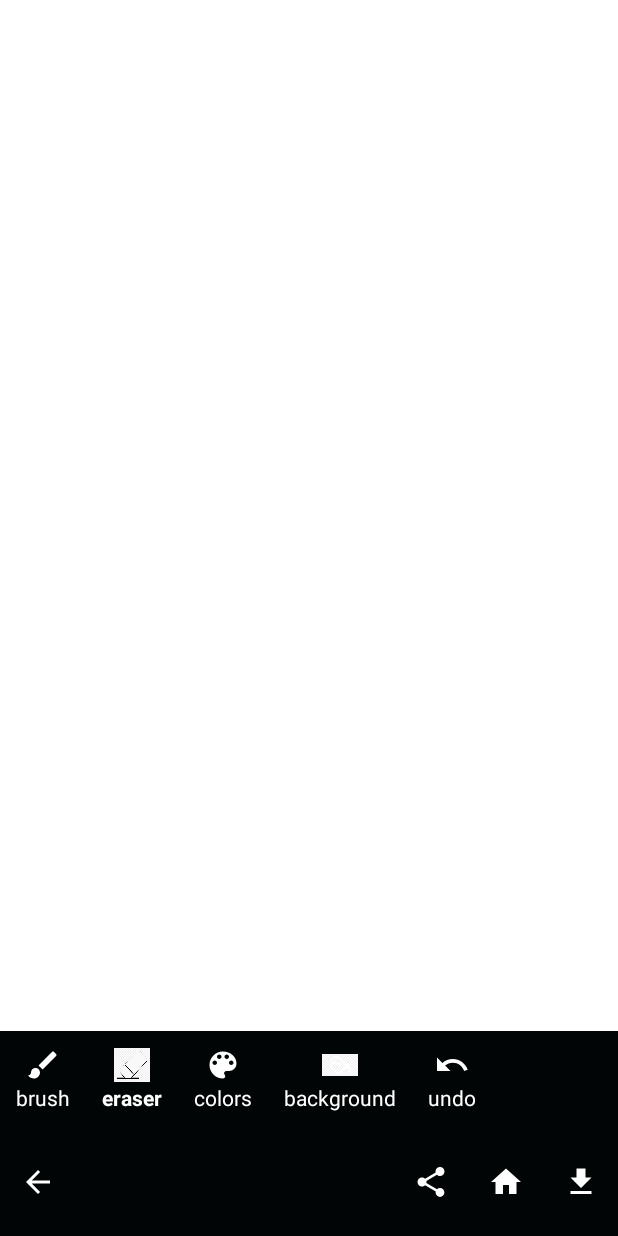
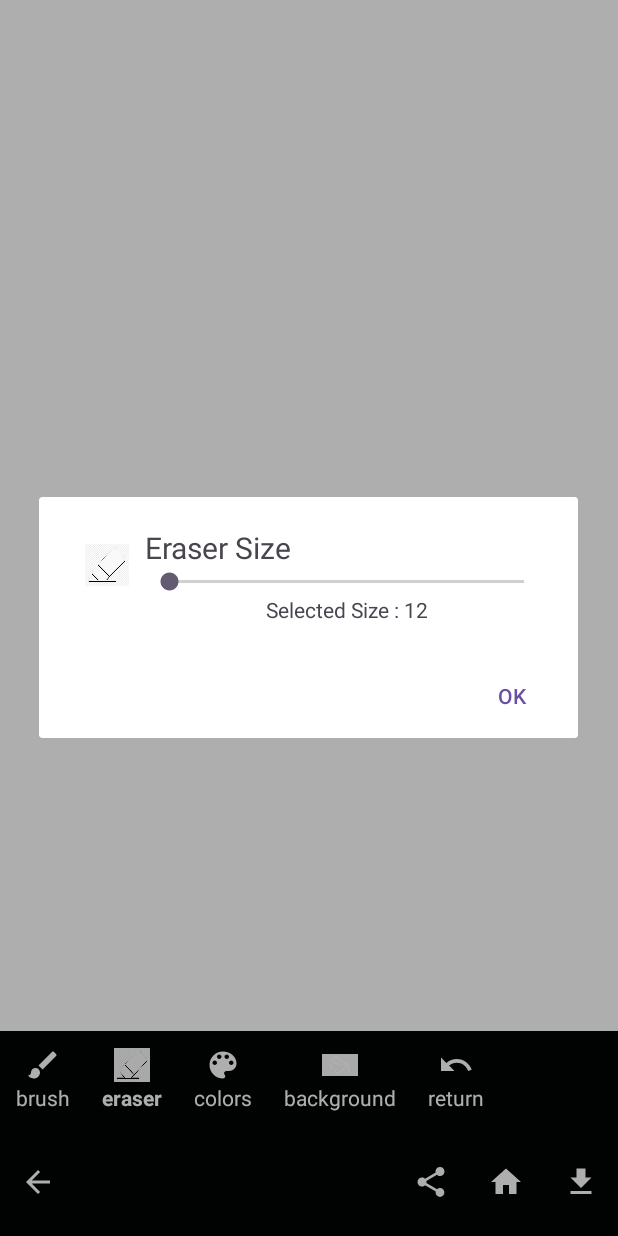
Before and after one commit to prateekaggarwal963/paint_app, an Android app: the MainActivity screen opened directly, with no data from a screen before it, after a tap on "eraser", on a phone screen of 412 x 824 dp. Run offline under Robolectric (Android 15) with nearby library versions, the phone set to English and light mode, and no system bars; libraries missing offline, so code that uses them is left out: com.flask.colorpicker; 1 other tap on this screen came first.

Commit message:
we had created functional properties like eraser,color,undo,background,brush

```diff
--- a/app/src/main/java/com/example/paintapp/MainActivity.java
+++ b/app/src/main/java/com/example/paintapp/MainActivity.java
@@ -1,20 +1,36 @@
 package com.example.paintapp;
 
+import androidx.appcompat.app.AlertDialog;
 import androidx.appcompat.app.AppCompatActivity;
 import androidx.recyclerview.widget.LinearLayoutManager;
 import androidx.recyclerview.widget.RecyclerView;
 
+import android.content.DialogInterface;
+import android.graphics.Color;
 import android.os.Bundle;
+import android.view.LayoutInflater;
 import android.view.View;
+import android.widget.ImageView;
+import android.widget.SeekBar;
+import android.widget.TextView;
 
 import com.example.paintapp.Interface.ToolsListener;
 import com.example.paintapp.adapters.ToolsAdapter;
+import com.example.paintapp.common.Common;
 import com.example.paintapp.model.ToolsItem;
+import com.example.paintapp.widget.PaintView;
+import com.flask.colorpicker.ColorPickerView;
+import com.flask.colorpicker.builder.ColorPickerClickListener;
+import com.flask.colorpicker.builder.ColorPickerDialogBuilder;
 
 import java.util.ArrayList;
 import java.util.List;
 
 public class MainActivity extends AppCompatActivity implements ToolsListener {
+
+    PaintView mPaintView;
+    int colorBackground, colorBrush;
+    int brushSize, eraserSize;
 
     @Override
     protected void onCreate(Bundle savedInstanceState) {
@@ -25,20 +41,24 @@ public class MainActivity extends AppCompatActivity implements ToolsListener {
     }
 
     private void initTools() {
+        colorBackground = Color.WHITE;
+        colorBrush = Color.BLACK;
+        eraserSize = brushSize = 12;
+        mPaintView = findViewById(R.id.paint_view);
         RecyclerView recyclerView = findViewById(R.id.recycle_view_tools);
         recyclerView.setHasFixedSize(true);
-        recyclerView.setLayoutManager(new LinearLayoutManager(this,RecyclerView.HORIZONTAL,false));
-        ToolsAdapter toolsAdapter = new ToolsAdapter(loadTools(),this);
+        recyclerView.setLayoutManager(new LinearLayoutManager(this, RecyclerView.HORIZONTAL, false));
+        ToolsAdapter toolsAdapter = new ToolsAdapter(loadTools(), this);
         recyclerView.setAdapter(toolsAdapter);
     }
 
     private List<ToolsItem> loadTools() {
         List<ToolsItem> result = new ArrayList<>();
-        result.add(new ToolsItem(R.drawable.baseline_brush_24,"brush"));
-        result.add(new ToolsItem(R.drawable.eraser,"eraser"));
-        result.add(new ToolsItem(R.drawable.baseline_palette_24,"colors"));
-        result.add(new ToolsItem(R.drawable.paint_bucket,"background"));
-        result.add(new ToolsItem(R.drawable.baseline_undo_24,"undo"));
+        result.add(new ToolsItem(R.drawable.baseline_brush_24, Common.BRUSH));
+        result.add(new ToolsItem(R.drawable.eraser, Common.ERASER));
+        result.add(new ToolsItem(R.drawable.baseline_palette_24, Common.COLORS));
+        result.add(new ToolsItem(R.drawable.paint_bucket, Common.BACKGROUND));
+        result.add(new ToolsItem(R.drawable.baseline_undo_24, Common.RETURN));
         return result;
     }
 
@@ -56,6 +76,106 @@ public class MainActivity extends AppCompatActivity implements ToolsListener {
 
     @Override
     public void onSelected(String name) {
+        switch (name) {
+            case Common.BRUSH:
+                mPaintView.desableEraser();
+                showDialogSize(false);
+                break;
+            case Common.ERASER:
+                mPaintView.enabledEraser();
+                showDialogSize(true);
+                break;
+            case Common.RETURN:
+                mPaintView.returnLastAction();
+                break;
+            case Common.BACKGROUND:
+                updateColor(name);
+                break;
+            case Common.COLORS:
+                updateColor(name);
+                break;
+        }
+    }
 
+    private void updateColor(String name) {
+        int color;
+        if (name.equals(Common.BACKGROUND)) {
+            color = colorBackground;
+        } else {
+            color = colorBrush;
+        }
+        ColorPickerDialogBuilder
+                .with(this)
+                .setTitle("Choose color")
+                .initialColor(color)
+                .wheelType(ColorPickerView.WHEEL_TYPE.FLOWER)
+                .density(12)
+                .setPositiveButton("OK", new ColorPickerClickListener() {
+                    @Override
+                    public void onClick(DialogInterface d, int lastSelectedColor, Integer[] allColors) {
+                        if (name.equals(Common.BACKGROUND)) {
+                            colorBackground = lastSelectedColor;
+                            mPaintView.setColorBackground(colorBackground);
+                        } else {
+                            colorBrush = lastSelectedColor;
+                            mPaintView.setBrushColor(colorBrush);
+                        }
+                    }
+                }).setNegativeButton("cancel", new DialogInterface.OnClickListener() {
+                    @Override
+                    public void onClick(DialogInterface dialogInterface, int i) {
+
+                    }
+                }).build().show();
+    }
+
+    private void showDialogSize(boolean isEraser) {
+        AlertDialog.Builder builder = new AlertDialog.Builder(this);
+        View view = LayoutInflater.from(this).inflate(R.layout.layout_dialog, null, false);
+        TextView toolsSelected = view.findViewById(R.id.status_tools_selected);
+        TextView statusSize = view.findViewById(R.id.status_size);
+        ImageView ivTools = view.findViewById(R.id.iv_tools);
+        SeekBar seekBar = view.findViewById(R.id.seekbar_size);
+        if (isEraser) {
+            toolsSelected.setText("Eraser Size");
+            ivTools.setImageResource(R.drawable.eraser);
+            statusSize.setText("Selected Size : " + eraserSize);
+        } else {
+            toolsSelected.setText("Brush Size");
+            ivTools.setImageResource(R.drawable.baseline_black_brush);
+            statusSize.setText("Selected Size : " + brushSize);
+        }
+        seekBar.setOnSeekBarChangeListener(new SeekBar.OnSeekBarChangeListener() {
+            @Override
+            public void onProgressChanged(SeekBar seekBar, int i, boolean b) {
+                if (isEraser) {
+                    eraserSize = i + 1;
+                    statusSize.setText("Selected Size : " + eraserSize);
+                    mPaintView.setSizeEraser(eraserSize);
+                } else {
+                    brushSize = i + 1;
+                    statusSize.setText("Selected Size : " + brushSize);
+                    mPaintView.setSizeBrush(brushSize);
+                }
+            }
+
+            @Override
+            public void onStartTrackingTouch(SeekBar seekBar) {
+
+            }
+
+            @Override
+            public void onStopTrackingTouch(SeekBar seekBar) {
+
+            }
+        });
+        builder.setPositiveButton("OK", new DialogInterface.OnClickListener() {
+            @Override
+            public void onClick(DialogInterface dialogInterface, int i) {
+                dialogInterface.dismiss();
+            }
+        });
+        builder.setView(view);
+        builder.show();
     }
 }
--- a/app/src/main/java/com/example/paintapp/widget/PaintView.java
+++ b/app/src/main/java/com/example/paintapp/widget/PaintView.java
@@ -72,7 +72,7 @@ public class PaintView extends View {
         this.sizeBrush = sizeBrush;
         mPaint.setStrokeWidth(toPx(this.sizeBrush));
     }
-    public void setBrudhColor(int color){
+    public void setBrushColor(int color){
         mPaint.setColor(color);
     }
     public void setSizeEraser(int s)
@@ -89,7 +89,7 @@ public class PaintView extends View {
         mPaint.setShader(null);
         mPaint.setMaskFilter(null);
     }
-    public void addLastAction(Bitmap bitmap)
+    public void                     addLastAction(Bitmap bitmap)
     {
         listAction.add(bitmap);
     }
@@ -124,6 +124,7 @@ public class PaintView extends View {
                 break;
             case MotionEvent.ACTION_UP:
                 touchUp();
+                addLastAction(getBitmap());
                 break;
         }
         return true;
--- /dev/null
+++ b/app/src/main/res/drawable/baseline_black_brush.xml
@@ -0,0 +1,5 @@
+<vector android:height="24dp" android:tint="#000000"
+    android:viewportHeight="24" android:viewportWidth="24"
+    android:width="24dp" xmlns:android="http://schemas.android.com/apk/res/android">
+    <path android:fillColor="@android:color/white" android:pathData="M7,14c-1.66,0 -3,1.34 -3,3 0,1.31 -1.16,2 -2,2 0.92,1.22 2.49,2 4,2 2.21,0 4,-1.79 4,-4 0,-1.66 -1.34,-3 -3,-3zM20.71,4.63l-1.34,-1.34c-0.39,-0.39 -1.02,-0.39 -1.41,0L9,12.25 11.75,15l8.96,-8.96c0.39,-0.39 0.39,-1.02 0,-1.41z"/>
+</vector>
--- /dev/null
+++ b/app/src/main/res/layout/layout_dialog.xml
@@ -0,0 +1,34 @@
+<?xml version="1.0" encoding="utf-8"?>
+<LinearLayout xmlns:android="http://schemas.android.com/apk/res/android"
+    android:layout_width="match_parent"
+    android:orientation="horizontal"
+    android:layout_height="match_parent"
+    android:padding="20sp">
+
+    <ImageView
+        android:layout_width="40dp"
+        android:layout_height="40dp"
+        android:padding="5dp"
+        android:layout_margin="5dp"
+        android:id="@+id/iv_tools"/>
+    <LinearLayout
+        android:layout_width="match_parent"
+        android:layout_height="wrap_content"
+        android:orientation="vertical">
+        <TextView
+            android:layout_width="match_parent"
+            android:layout_height="wrap_content"
+            android:textSize="20sp"
+            android:id="@+id/status_tools_selected"/>
+        <SeekBar
+            android:layout_width="match_parent"
+            android:layout_height="wrap_content"
+            android:id="@+id/seekbar_size"/>
+        <TextView
+            android:layout_width="match_parent"
+            android:layout_height="wrap_content"
+            android:gravity="center"
+            android:id="@+id/status_size"/>
+    </LinearLayout>
+
+</LinearLayout>
```
Also changed, not shown: app/src/main/java/com/example/paintapp/common/Common.java (added, +11 -0 lines).
